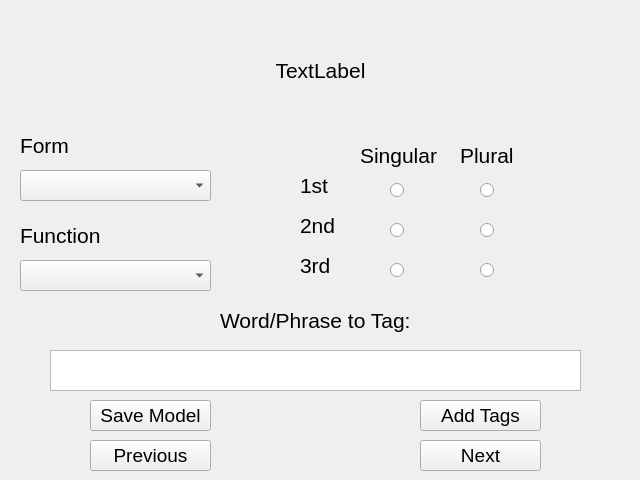
This is ui/tagger.ui in CtrlAltDeplete/HaikuGrammar as Qt 5 draws it before an edit. The edited form follows.
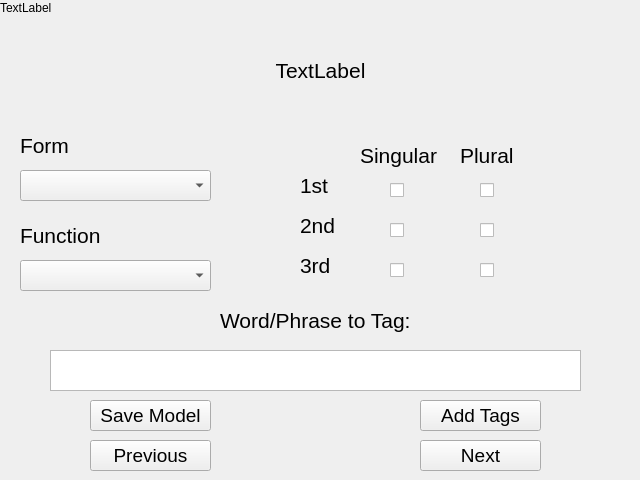
This is the edited form.

Patch:
```diff
--- a/ui/tagger.ui
+++ b/ui/tagger.ui
@@ -190,7 +190,7 @@
     <string>3rd</string>
    </property>
   </widget>
-  <widget class="QRadioButton" name="first_singular_radio">
+  <widget class="QCheckBox" name="first_singular_radio">
    <property name="geometry">
     <rect>
      <x>390</x>
@@ -214,7 +214,7 @@
     </size>
    </property>
   </widget>
-  <widget class="QRadioButton" name="second_singul_radio">
+  <widget class="QCheckBox" name="second_singular_radio">
    <property name="geometry">
     <rect>
      <x>390</x>
@@ -238,7 +238,7 @@
     </size>
    </property>
   </widget>
-  <widget class="QRadioButton" name="third_singular_radio">
+  <widget class="QCheckBox" name="third_singular_radio">
    <property name="geometry">
     <rect>
      <x>390</x>
@@ -262,7 +262,7 @@
     </size>
    </property>
   </widget>
-  <widget class="QRadioButton" name="third_plural_radio">
+  <widget class="QCheckBox" name="third_plural_radio">
    <property name="geometry">
     <rect>
      <x>480</x>
@@ -286,7 +286,7 @@
     </size>
    </property>
   </widget>
-  <widget class="QRadioButton" name="second_plural_radio">
+  <widget class="QCheckBox" name="second_plural_radio">
    <property name="geometry">
     <rect>
      <x>480</x>
@@ -310,7 +310,7 @@
     </size>
    </property>
   </widget>
-  <widget class="QRadioButton" name="first_plural_radio">
+  <widget class="QCheckBox" name="first_plural_radio">
    <property name="geometry">
     <rect>
      <x>480</x>
@@ -439,6 +439,19 @@
     <string>Next</string>
    </property>
   </widget>
+  <widget class="QLabel" name="progress_label">
+   <property name="geometry">
+    <rect>
+     <x>0</x>
+     <y>0</y>
+     <width>101</width>
+     <height>16</height>
+    </rect>
+   </property>
+   <property name="text">
+    <string>TextLabel</string>
+   </property>
+  </widget>
  </widget>
  <resources/>
  <connections/>
```
Left out of the diff: 3 changed lines with no effect on the pictures.
